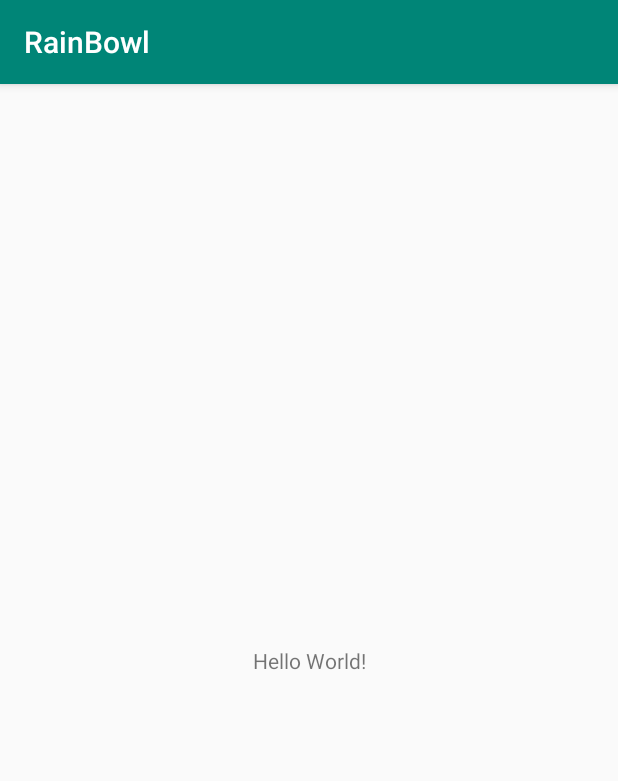
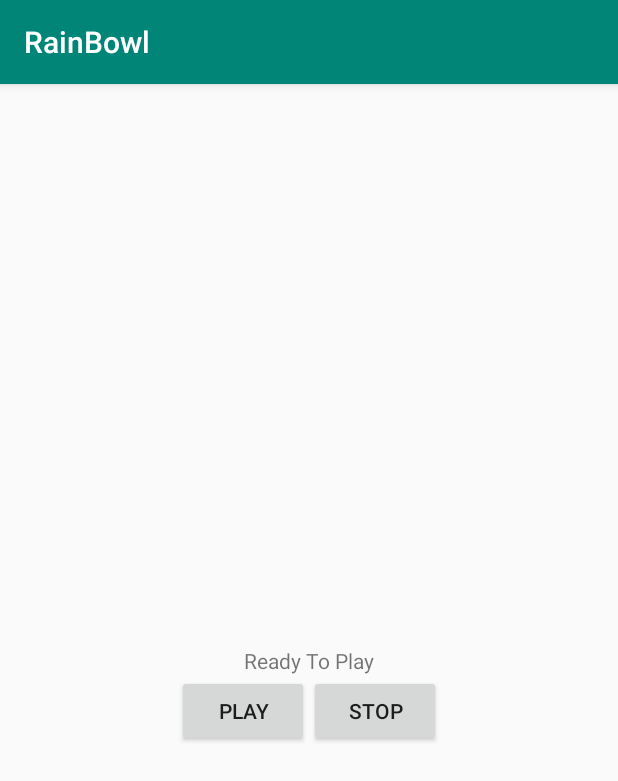
Before and after one commit to voddan/DreamyClouds, an Android app: the screen it shows after launch (MainActivity), on a phone screen of 412 x 824 dp. Shown: the top 781 px of the screen. Run offline under Robolectric (Android 15) with nearby library versions, the phone set to English and light mode, and no system bars.

Commit message:
Added mediaPlayer with 2 buttons Bug - looping sound has a gap

```diff
--- a/app/src/main/java/org/vodopyan/rainbowl/MainActivity.kt
+++ b/app/src/main/java/org/vodopyan/rainbowl/MainActivity.kt
@@ -1,12 +1,26 @@
 package org.vodopyan.rainbowl
 
+import android.media.MediaPlayer
+import android.os.Bundle
+import android.view.View
 import androidx.appcompat.app.AppCompatActivity
-import android.os.Bundle
 
 class MainActivity : AppCompatActivity() {
+    lateinit var mediaPlayer: MediaPlayer
 
     override fun onCreate(savedInstanceState: Bundle?) {
         super.onCreate(savedInstanceState)
         setContentView(R.layout.activity_main)
+
+        mediaPlayer = MediaPlayer.create(this, R.raw.rain)
+        mediaPlayer.isLooping = true
+    }
+
+    fun startPlayer(view: View) {
+        mediaPlayer.start()
+    }
+
+    fun stopPlayer(view: View) {
+        mediaPlayer.pause()
     }
 }
--- a/app/src/main/res/layout/activity_main.xml
+++ b/app/src/main/res/layout/activity_main.xml
@@ -7,12 +7,37 @@
     tools:context=".MainActivity">
 
     <TextView
+        android:text="Ready To Play"
         android:layout_width="wrap_content"
         android:layout_height="wrap_content"
-        android:text="Hello World!"
         app:layout_constraintBottom_toBottomOf="parent"
         app:layout_constraintLeft_toLeftOf="parent"
         app:layout_constraintRight_toRightOf="parent"
-        app:layout_constraintTop_toTopOf="parent" />
+        app:layout_constraintTop_toTopOf="parent"
+        android:id="@+id/statusText"/>
+
+    <LinearLayout
+            android:orientation="horizontal"
+            android:layout_width="wrap_content"
+            android:layout_height="wrap_content"
+            app:layout_constraintLeft_toLeftOf="parent"
+            app:layout_constraintRight_toRightOf="parent"
+            app:layout_constraintHorizontal_chainStyle="packed"
+            app:layout_constraintTop_toBottomOf="@id/statusText">
+
+        <Button
+                android:text="Play"
+                android:onClick="startPlayer"
+                android:layout_width="wrap_content"
+                android:layout_height="wrap_content"
+                android:id="@+id/playButton"/>
+        <Button
+                android:text="Stop"
+                android:onClick="stopPlayer"
+                android:layout_width="wrap_content"
+                android:layout_height="wrap_content"
+                android:id="@+id/stopButton"/>
+    </LinearLayout>
+
 
 </androidx.constraintlayout.widget.ConstraintLayout>
```
Also changed, not shown: 2 other files.
